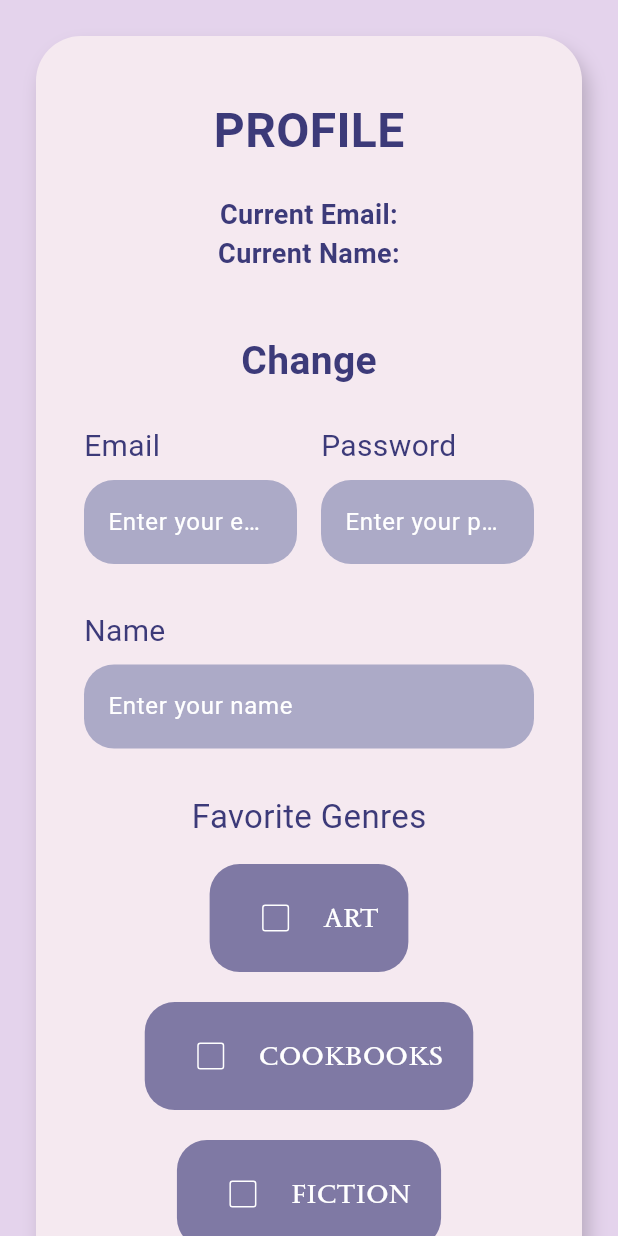
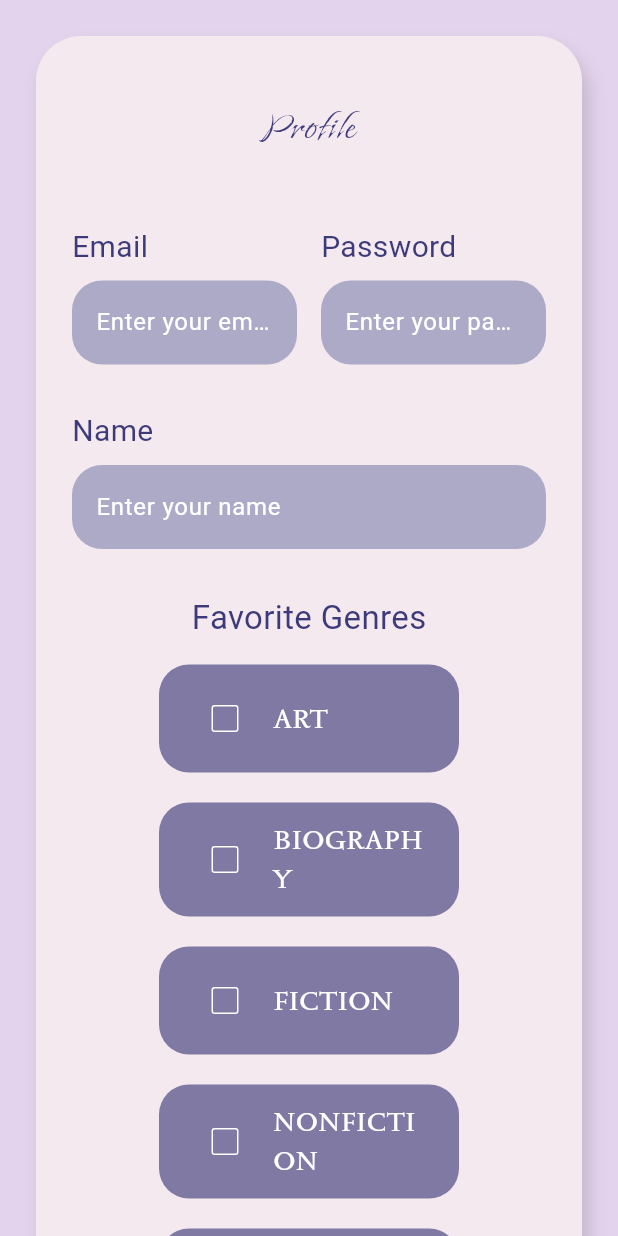
Before and after one commit to leyyenahsophie/CrystalBall, a Flutter app: the ProfilePage screen opened directly with empty values, on a phone screen of 412 x 824 dp. Run offline on Flutter 3.47's test engine with Material 3 defaults, Android fonts, the light colour scheme and no system bars; drawn by our look-alikes of flutter_form_builder; our stand-ins replace bottom_navy_bar, cloud_firestore, firebase_auth, firebase_core, flutter_dotenv, form_builder_validators; accounts and stored records are empty; generated files the repository leaves out were written again; Roboto replaces fonts that are missing (Josefin Slab).

Commit message:
Updated profile.dart

```diff
--- a/crystal_ball/lib/profile.dart
+++ b/crystal_ball/lib/profile.dart
@@ -1,8 +1,11 @@
 import 'package:flutter/material.dart';
 import 'package:flutter_form_builder/flutter_form_builder.dart';
 import 'package:form_builder_validators/form_builder_validators.dart';
+import 'package:firebase_auth/firebase_auth.dart';
+import 'package:cloud_firestore/cloud_firestore.dart';
+import 'database_service.dart'; // adjust if needed
 
-class ProfilePage extends StatelessWidget {
+class ProfilePage extends StatefulWidget {
   final String currentEmail;
   final String currentName;
 
@@ -13,90 +16,53 @@ class ProfilePage extends StatelessWidget {
   });
 
   @override
-  Widget build(BuildContext context) {
-    return Scaffold(
-      backgroundColor: const Color(0xFFE4D3EC),
-      body: Center(
-        child: SingleChildScrollView(
-          child: Container(
-            margin: const EdgeInsets.all(24),
-            padding: const EdgeInsets.symmetric(horizontal: 32, vertical: 40),
-            width: 650,
-            decoration: BoxDecoration(
-              color: const Color(0xFFF5E9F0),
-              borderRadius: BorderRadius.circular(30),
-              boxShadow: [
-                BoxShadow(
-                  color: Colors.black.withOpacity(0.2),
-                  blurRadius: 10,
-                  offset: const Offset(4, 8),
-                ),
-              ],
-            ),
-            child: Column(
-              children: [
-                const Text(
-                  'PROFILE',
-                  style: TextStyle(
-                    fontSize: 32,
-                    fontFamily: 'Josefin Slab',
-                    fontWeight: FontWeight.bold,
-                    color: Color(0xFF3C3A79),
-                  ),
-                ),
-                const SizedBox(height: 20),
-                Text(
-                  'Current Email: $currentEmail\nCurrent Name: $currentName',
-                  textAlign: TextAlign.center,
-                  style: const TextStyle(
-                    fontSize: 18,
-                    fontFamily: 'Josefin Slab',
-                    color: Color(0xFF3C3A79),
-                    fontWeight: FontWeight.w600,
-                  ),
-                ),
-                const SizedBox(height: 40),
-                const Text(
-                  'Change',
-                  style: TextStyle(
-                    fontSize: 26,
-                    fontFamily: 'Josefin Slab',
-                    fontWeight: FontWeight.bold,
-                    color: Color(0xFF3C3A79),
-                  ),
-                ),
-                const SizedBox(height: 24),
-                const ProfileForm(),
-              ],
-            ),
-          ),
-        ),
-      ),
-    );
-  }
+  State<ProfilePage> createState() => _ProfilePageState();
 }
 
-class ProfileForm extends StatefulWidget {
-  const ProfileForm({super.key});
-
-  @override
-  State<ProfileForm> createState() => _ProfileFormState();
-}
-
-class _ProfileFormState extends State<ProfileForm> {
+class _ProfilePageState extends State<ProfilePage> {
   final _formKey = GlobalKey<FormBuilderState>();
   bool updated = false;
+  bool isLoading = true;
+  Map<String, dynamic>? userData;
+  Set<String> selectedGenres = {};
 
   final List<String> genres = [
     'ART',
-    'COOKBOOKS',
+    'BIOGRAPHY',
     'FICTION',
-    'TRAVEL',
-    'SPORTS',
+    'NONFICTION',
+    'GRAPHIC NOVELS',
     'ROMANCE',
     'MYSTERY',
     'THRILLER',
   ];
+
+  @override
+  void initState() {
+    super.initState();
+    _loadUserData();
+  }
+
+  Future<void> _loadUserData() async {
+    try {
+      final user = FirebaseAuth.instance.currentUser;
+      if (user != null) {
+        final doc = await FirebaseFirestore.instance.collection('users').doc(user.uid).get();
+        if (doc.exists) {
+          setState(() {
+            userData = doc.data();
+            selectedGenres = Set<String>.from(userData?['genres'] ?? []);
+            isLoading = false;
+          });
+        }
+      }
+    } catch (e) {
+      print('Error loading user data: $e');
+      setState(() {
+        isLoading = false;
+      });
+    }
+  }
 
   InputDecoration _fieldDecoration(String hint) => InputDecoration(
         filled: true,
@@ -109,38 +75,147 @@ class _ProfileFormState extends State<ProfileForm> {
         ),
       );
 
-  void _submitUpdate() {
+  Future<void> _submitUpdate() async {
     if (_formKey.currentState?.saveAndValidate() ?? false) {
       final values = _formKey.currentState!.value;
-      print('Updated Profile Info: $values');
+      final user = FirebaseAuth.instance.currentUser;
+      final userId = user?.uid;
+
+      if (user != null && userId != null) {
+        final db = DatabaseService.instance;
+        bool hasChanges = false;
+
+        try {
+          // Update email if changed and not empty
+          if (values['email'] != null &&
+              values['email'].toString().isNotEmpty &&
+              values['email'] != user.email) {
+            await db.changeEmail(values['email']);
+            hasChanges = true;
+          }
+
+          // Update password if changed and not empty
+          if (values['password'] != null && values['password'].toString().isNotEmpty) {
+            await db.changePassword(values['password']);
+            hasChanges = true;
+          }
+
+          // Update display name if changed and not empty
+          if (values['name'] != null &&
+              values['name'].toString().isNotEmpty &&
+              values['name'] != userData?['displayName']) {
+            await db.changeDisplayName(userId, values['name']);
+            hasChanges = true;
+          }
+
+          // Update genres
+          final newSelectedGenres = Set<String>.from(
+            genres.where((genre) => values[genre] == true)
+          );
+
+          if (newSelectedGenres != selectedGenres) {
+            // Remove genres that were unselected
+            for (String genre in selectedGenres.difference(newSelectedGenres)) {
+              await db.removeGenres(userId, genre);
+            }
+            // Add newly selected genres
+            for (String genre in newSelectedGenres.difference(selectedGenres)) {
+              await db.addGenres(userId, genre);
+            }
+            hasChanges = true;
+          }
+
+          if (hasChanges) {
+            await _loadUserData();
             setState(() => updated = true);
+
+            if (mounted) {
+              ScaffoldMessenger.of(context).showSnackBar(
+                const SnackBar(
+                  content: Text('Profile updated successfully!'),
+                  backgroundColor: Colors.green,
+                ),
+              );
+            }
+          }
+        } catch (e) {
+          print('Update failed: $e');
+          if (mounted) {
+            ScaffoldMessenger.of(context).showSnackBar(
+              SnackBar(
+                content: Text('Update failed: ${e.toString()}'),
+                backgroundColor: Colors.red,
+              ),
+            );
+          }
+        }
+      }
     }
   }
 
   @override
   Widget build(BuildContext context) {
-    return FormBuilder(
+    if (isLoading) {
+      return const Center(child: CircularProgressIndicator());
+    }
+
+    return Scaffold(
+      backgroundColor: const Color(0xFFE4D3EC),
+      body: Center(
+        child: SingleChildScrollView(
+          child: Container(
+            padding: const EdgeInsets.symmetric(horizontal: 24, vertical: 40),
+            margin: const EdgeInsets.all(24),
+            width: 600,
+            decoration: BoxDecoration(
+              color: const Color(0xFFF5E9F0),
+              borderRadius: BorderRadius.circular(30),
+              boxShadow: [
+                BoxShadow(
+                  color: Colors.black.withOpacity(0.15),
+                  blurRadius: 10,
+                  offset: const Offset(4, 8),
+                ),
+              ],
+            ),
+            child: Column(
+              mainAxisSize: MainAxisSize.min,
+              children: [
+                const Text(
+                  'Profile',
+                  style: TextStyle(
+                    fontSize: 32,
+                    fontFamily: 'Island Moments',
+                    color: Color(0xFF3C3A79),
+                  ),
+                ),
+                const SizedBox(height: 40),
+                FormBuilder(
                   key: _formKey,
+                  initialValue: {
+                    'email': userData?['email'] ?? '',
+                    'name': userData?['displayName'] ?? '',
+                    for (String genre in genres)
+                      genre: selectedGenres.contains(genre),
+                  },
                   child: Column(
                     crossAxisAlignment: CrossAxisAlignment.center,
                     children: [
-          // Email + Password Row
+                      // Email + Password
                       Row(
                         children: [
                           Expanded(
                             child: Column(
                               crossAxisAlignment: CrossAxisAlignment.start,
                               children: [
-                    const Text('Email',
-                        style: TextStyle(
-                          fontSize: 20,
-                          color: Color(0xFF3C3A79),
-                          fontFamily: 'Josefin Slab',
-                        )),
+                                const Text('Email', style: TextStyle(fontSize: 20, color: Color(0xFF3C3A79), fontFamily: 'Josefin Slab')),
                                 const SizedBox(height: 8),
                                 FormBuilderTextField(
                                   name: 'email',
                                   decoration: _fieldDecoration('Enter your email'),
+                                  validator: FormBuilderValidators.compose([
+                                    FormBuilderValidators.email(),
+                                  ]),
                                 ),
                               ],
                             ),
@@ -150,17 +225,20 @@ class _ProfileFormState extends State<ProfileForm> {
                             child: Column(
                               crossAxisAlignment: CrossAxisAlignment.start,
                               children: [
-                    const Text('Password',
-                        style: TextStyle(
-                          fontSize: 20,
-                          color: Color(0xFF3C3A79),
-                          fontFamily: 'Josefin Slab',
-                        )),
+                                const Text('Password', style: TextStyle(fontSize: 20, color: Color(0xFF3C3A79), fontFamily: 'Josefin Slab')),
                                 const SizedBox(height: 8),
                                 FormBuilderTextField(
                                   name: 'password',
                                   obscureText: true,
                                   decoration: _fieldDecoration('Enter your password'),
+                                  validator: (value) {
+                                    if (value != null && value.isNotEmpty) {
+                                      if (value.length < 6) {
+                                        return 'Password must be at least 6 characters';
+                                      }
+                                    }
+                                    return null;
+                                  },
                                 ),
                               ],
                             ),
@@ -170,17 +248,9 @@ class _ProfileFormState extends State<ProfileForm> {
 
                       const SizedBox(height: 30),
 
-          // Name field
                       const Align(
                         alignment: Alignment.centerLeft,
-            child: Text(
-              'Name',
-              style: TextStyle(
-                fontSize: 20,
-                color: Color(0xFF3C3A79),
-                fontFamily: 'Josefin Slab',
-              ),
-            ),
+                        child: Text('Name', style: TextStyle(fontSize: 20, color: Color(0xFF3C3A79), fontFamily: 'Josefin Slab')),
                       ),
                       const SizedBox(height: 8),
                       FormBuilderTextField(
@@ -190,27 +260,17 @@ class _ProfileFormState extends State<ProfileForm> {
 
                       const SizedBox(height: 30),
 
-          const Text(
-            'Favorite Genres',
-            style: TextStyle(
-              fontSize: 22,
-              fontFamily: 'Josefin Slab',
-              color: Color(0xFF3C3A79),
-            ),
-          ),
+                      const Text('Favorite Genres', style: TextStyle(fontSize: 22, fontFamily: 'Josefin Slab', color: Color(0xFF3C3A79))),
                       const SizedBox(height: 16),
 
-          // Genre grid
                       Wrap(
                         spacing: 20,
                         runSpacing: 20,
                         alignment: WrapAlignment.center,
                         children: genres.map((genre) {
-              return FormBuilderFieldOption(
-                value: genre,
-                child: Container(
-                  padding:
-                      const EdgeInsets.symmetric(horizontal: 20, vertical: 12),
+                          return Container(
+                            width: 200,
+                            padding: const EdgeInsets.symmetric(horizontal: 20, vertical: 12),
                             decoration: BoxDecoration(
                               color: const Color(0xA33C3A79),
                               borderRadius: BorderRadius.circular(20),
@@ -229,7 +289,8 @@ class _ProfileFormState extends State<ProfileForm> {
                                   ),
                                 ),
                                 const SizedBox(width: 8),
-                      Text(
+                                Expanded(
+                                  child: Text(
                                     genre,
                                     style: const TextStyle(
                                       color: Colors.white,
@@ -237,8 +298,8 @@ class _ProfileFormState extends State<ProfileForm> {
                                       fontFamily: 'Sedan SC',
                                     ),
                                   ),
+                                ),
                               ],
-                  ),
                             ),
                           );
                         }).toList(),
@@ -246,7 +307,6 @@ class _ProfileFormState extends State<ProfileForm> {
 
                       const SizedBox(height: 30),
 
-          // Update button
                       SizedBox(
                         width: 180,
                         height: 50,
@@ -268,20 +328,14 @@ class _ProfileFormState extends State<ProfileForm> {
                           ),
                         ),
                       ),
-
-          if (updated)
-            const Padding(
-              padding: EdgeInsets.only(top: 12),
-              child: Text(
-                'Profile updated!',
-                style: TextStyle(
-                  color: Colors.green,
-                  fontWeight: FontWeight.w600,
-                ),
+                    ],
                   ),
                 ),
               ],
             ),
+          ),
+        ),
+      ),
     );
   }
 }
```
Lines whose indentation alone changed are shown as unchanged.
